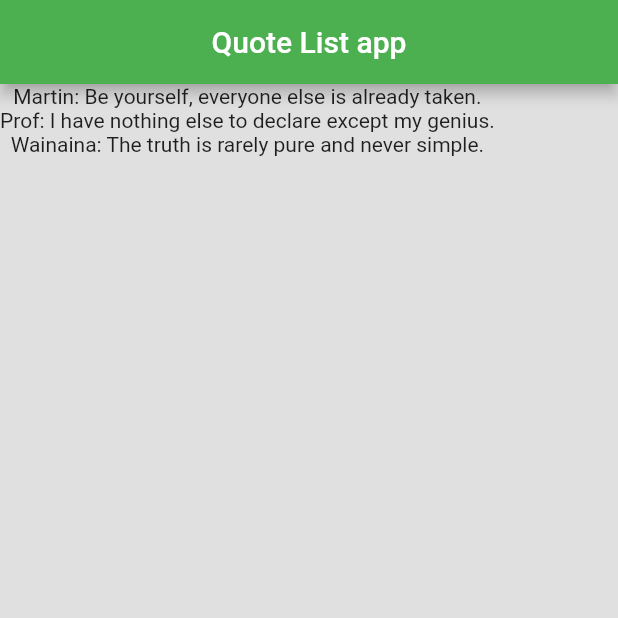
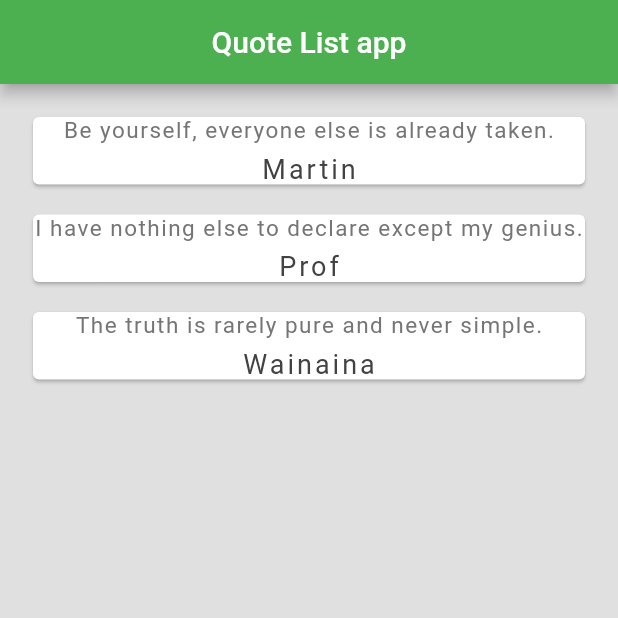
Before and after one commit to martin-ngigi/id_project, a Flutter app: the screen it shows after launch, on a phone screen of 412 x 824 dp, the top half of it. Run offline on Flutter 3.47's test engine with Material 2 defaults, Android fonts, the phone set to English and light mode, and no system bars.

Commit message:
Added Cards

```diff
--- a/lib/main.dart
+++ b/lib/main.dart
@@ -32,6 +32,33 @@ class _HomeState extends State<Quotelist> {
       Quote("Wainaina",  "The truth is rarely pure and never simple.")
     ];
 
+    Widget quoteTemplate(quote){
+      return Card(
+        margin: EdgeInsets.fromLTRB(10, 10, 10, 10),
+        child: Column(
+          children: [
+            Text(
+              quote.text,
+              style: TextStyle(
+                fontSize: 15.0,
+                color: Colors.grey[600],
+                letterSpacing: 1.0,
+              ),
+            ),
+            SizedBox(height: 6,), // for spacing
+            Text(
+              quote.author,
+              style: TextStyle(
+                  fontSize: 18.0,
+                  color: Colors.grey[800],
+                  letterSpacing: 2.0,
+              ),
+            ),
+          ],
+        ),
+      );
+    }
+
     //Scaffold allows us to create a well layered app with appbar, body
     return Scaffold(
       backgroundColor: Colors.grey[300],
@@ -40,10 +67,14 @@ class _HomeState extends State<Quotelist> {
         centerTitle: true,
         backgroundColor: Colors.green,
       ),
-      body: Column(
-        children: quotes_list.map((quote)
-        => Text("${quote.author}: ${quote.text}") // "=>" is used as a return statement
-        ).toList(),
+      body: Container(
+        padding: EdgeInsets.all(12.0),
+        child: Column(
+          crossAxisAlignment: CrossAxisAlignment.stretch,// stretch vertically.
+          children: quotes_list.map((quote)
+          => quoteTemplate(quote)// "=>" is used as a return statement
+          ).toList(),
+        ),
       ),
     );
   }
```
